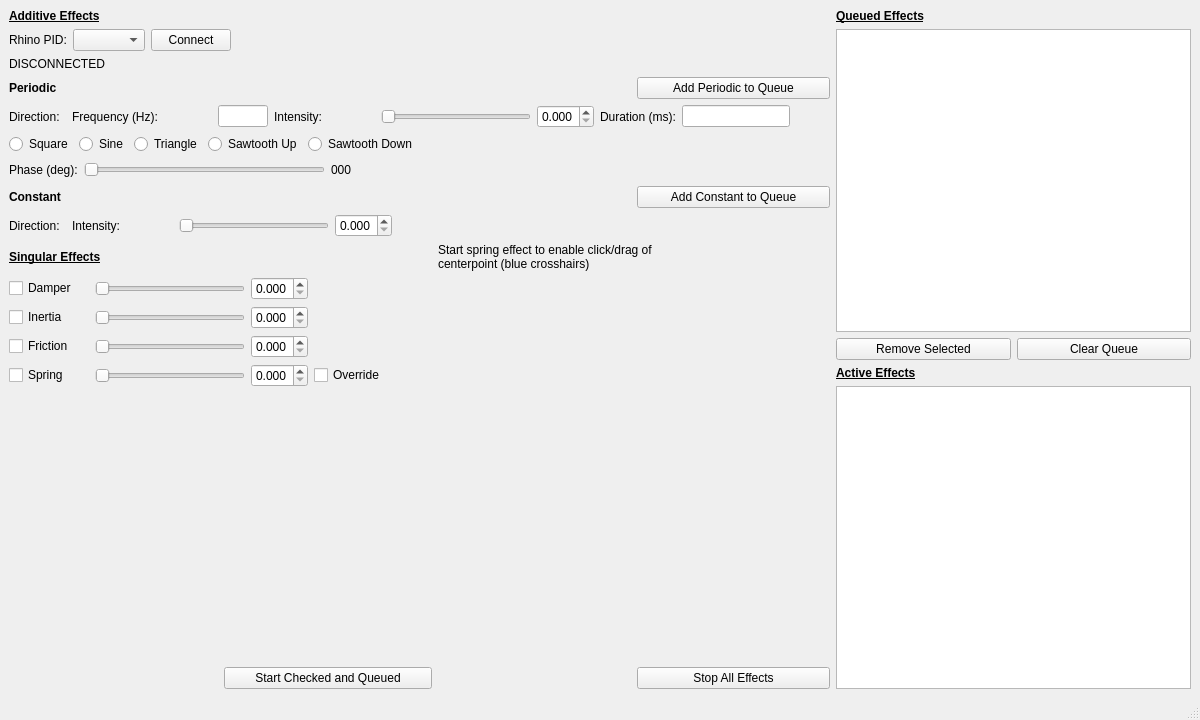
Qt form interface.ui (mjfrisby/RhinoTester) before a commit.
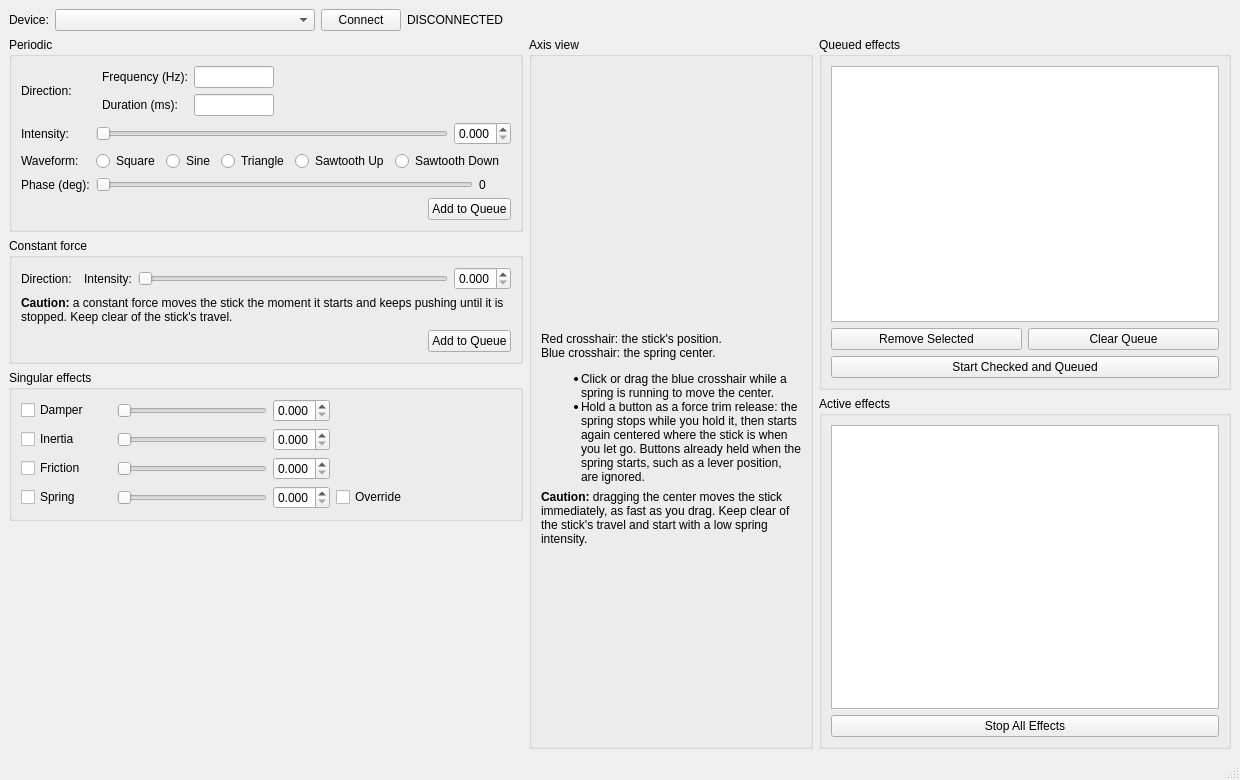
The same form after that commit. Custom widgets are drawn as their Qt base class.

Commit message:
feat: force trim release, grouped layout
Holding a button pressed after the spring starts stops it, leaving the stick free, and letting go starts it again centered where the stick is; buttons already held, such as a grip lever position, are ignored. The window is grouped into boxes with captions and cautions.

```diff
--- a/interface.ui
+++ b/interface.ui
@@ -6,51 +6,34 @@
    <rect>
     <x>0</x>
     <y>0</y>
-    <width>1200</width>
-    <height>720</height>
+    <width>1240</width>
+    <height>780</height>
    </rect>
   </property>
   <property name="windowTitle">
    <string>Rhino Tester</string>
   </property>
   <widget class="QWidget" name="centralwidget">
-   <layout class="QGridLayout" name="gridLayout">
-    <item row="0" column="0">
-     <widget class="QLabel" name="label_11">
-      <property name="font">
-       <font>
-        <bold>true</bold>
-        <underline>true</underline>
-       </font>
-      </property>
-      <property name="toolTip">
-       <string>Additive effects will build on eachother as you start new effects</string>
-      </property>
+   <layout class="QVBoxLayout" name="verticalLayout_Main">
+    <item>
+     <layout class="QHBoxLayout" name="horizontalLayout_Device">
+      <item>
+       <widget class="QLabel" name="label_Device">
       <property name="text">
-       <string>Additive Effects</string>
+         <string>Device:</string>
       </property>
      </widget>
     </item>
-    <item row="1" column="0" colspan="2">
-     <layout class="QVBoxLayout" name="verticalLayout">
       <item>
-       <layout class="QHBoxLayout" name="horizontalLayout_11">
-        <item>
-         <widget class="QLabel" name="label">
+       <widget class="QComboBox" name="cb_PID">
           <property name="minimumSize">
            <size>
-            <width>47</width>
+          <width>260</width>
             <height>0</height>
            </size>
           </property>
-          <property name="text">
-           <string>Rhino PID:</string>
-          </property>
-         </widget>
-        </item>
-        <item>
-         <widget class="QComboBox" name="cb_PID"/>
-        </item>
+       </widget>
+      </item>
         <item>
          <widget class="QPushButton" name="button_Connect">
           <property name="text">
@@ -59,42 +42,42 @@
          </widget>
         </item>
         <item>
-         <spacer name="horizontalSpacer_9">
-          <property name="orientation">
-           <enum>Qt::Horizontal</enum>
-          </property>
-          <property name="sizeHint" stdset="0">
-           <size>
-            <width>40</width>
-            <height>20</height>
-           </size>
-          </property>
-         </spacer>
-        </item>
-       </layout>
-      </item>
-      <item>
        <widget class="QLabel" name="label_Connected">
         <property name="text">
          <string>DISCONNECTED</string>
         </property>
        </widget>
       </item>
+      <item>
+       <spacer name="horizontalSpacer_Device">
+        <property name="orientation">
+         <enum>Qt::Horizontal</enum>
+        </property>
+        <property name="sizeHint" stdset="0">
+         <size>
+          <width>40</width>
+          <height>20</height>
+         </size>
+        </property>
+       </spacer>
+      </item>
      </layout>
     </item>
-    <item row="2" column="0">
-     <widget class="QLabel" name="label_Periodic">
-      <property name="text">
-       <string>&lt;html&gt;&lt;head/&gt;&lt;body&gt;&lt;p&gt;&lt;span style=&quot; font-weight:700;&quot;&gt;Periodic&lt;/span&gt;&lt;/p&gt;&lt;/body&gt;&lt;/html&gt;</string>
-      </property>
-     </widget>
-    </item>
-    <item row="3" column="0" colspan="4">
-     <layout class="QHBoxLayout" name="horizontalLayout_6">
       <item>
-       <layout class="QHBoxLayout" name="horizontalLayout_2">
+     <layout class="QHBoxLayout" name="horizontalLayout_Columns" stretch="5,0,4">
         <item>
-         <widget class="QLabel" name="label_3">
+       <layout class="QVBoxLayout" name="verticalLayout_Build">
+        <item>
+         <widget class="QGroupBox" name="group_Periodic">
+          <property name="title">
+           <string>Periodic</string>
+          </property>
+          <property name="toolTip">
+           <string>Periodic effects are additive: any number can play at once.</string>
+          </property>
+          <layout class="QGridLayout" name="gridLayout_Periodic">
+           <item row="0" column="0">
+            <widget class="QLabel" name="label_PeriodicDirection">
           <property name="text">
            <string>Direction:</string>
           </property>
@@ -103,105 +86,39 @@
         <item>
          <widget class="DirectionDial" name="dialPeriodic"/>
         </item>
-       </layout>
-      </item>
-      <item>
-       <layout class="QHBoxLayout" name="horizontalLayout_4">
-        <item>
-         <widget class="QLabel" name="label_5">
-          <property name="minimumSize">
-           <size>
-            <width>110</width>
-            <height>0</height>
-           </size>
-          </property>
-          <property name="maximumSize">
-           <size>
-            <width>161</width>
-            <height>16777215</height>
-           </size>
-          </property>
+           <item row="0" column="2">
+            <layout class="QGridLayout" name="gridLayout_PeriodicNumbers">
+             <item row="0" column="0">
+              <widget class="QLabel" name="label_PeriodicFrequency">
           <property name="text">
            <string>Frequency (Hz):</string>
           </property>
          </widget>
         </item>
-        <item>
+             <item row="0" column="1">
          <widget class="QLineEdit" name="txt_PeriodicFrequency">
           <property name="minimumSize">
            <size>
-            <width>50</width>
+                 <width>60</width>
             <height>0</height>
            </size>
           </property>
           <property name="maximumSize">
            <size>
-            <width>50</width>
+                 <width>80</width>
             <height>16777215</height>
            </size>
           </property>
          </widget>
         </item>
-       </layout>
-      </item>
-      <item>
-       <layout class="QHBoxLayout" name="horizontalLayout_5">
-        <item>
-         <widget class="QLabel" name="label_6">
-          <property name="minimumSize">
-           <size>
-            <width>101</width>
-            <height>0</height>
-           </size>
-          </property>
-          <property name="text">
-           <string>Intensity:</string>
-          </property>
-         </widget>
-        </item>
-        <item>
-         <widget class="QSlider" name="slider_PeriodicIntensity">
-          <property name="minimumSize">
-           <size>
-            <width>150</width>
-            <height>0</height>
-           </size>
-          </property>
-          <property name="maximum">
-           <number>1000</number>
-          </property>
-          <property name="singleStep">
-           <number>10</number>
-          </property>
-          <property name="pageStep">
-           <number>100</number>
-          </property>
-          <property name="orientation">
-           <enum>Qt::Horizontal</enum>
-          </property>
-         </widget>
-        </item>
-        <item>
-         <widget class="QDoubleSpinBox" name="spin_PeriodicIntensity">
-          <property name="decimals">
-           <number>3</number>
-          </property>
-          <property name="maximum">
-           <double>1.000000000000000</double>
-          </property>
-          <property name="singleStep">
-           <double>0.010000000000000</double>
-          </property>
-         </widget>
-        </item>
-        <item>
-         <widget class="QLabel" name="label_14">
+             <item row="1" column="0">
+              <widget class="QLabel" name="label_PeriodicDuration">
           <property name="text">
            <string>Duration (ms):</string>
           </property>
          </widget>
         </item>
-        <item>
+             <item row="1" column="1">
          <widget class="QLineEdit" name="txt_Duration">
           <property name="minimumSize">
            <size>
@@ -209,16 +126,25 @@
             <height>0</height>
            </size>
           </property>
-         </widget>
-        </item>
-        <item>
-         <spacer name="horizontalSpacer_6">
+               <property name="maximumSize">
+                <size>
+                 <width>80</width>
+                 <height>16777215</height>
+                </size>
+               </property>
+               <property name="toolTip">
+                <string>0 plays until stopped.</string>
+               </property>
+              </widget>
+             </item>
+             <item row="0" column="2" rowspan="2">
+              <spacer name="horizontalSpacer_PeriodicNumbers">
           <property name="orientation">
            <enum>Qt::Horizontal</enum>
           </property>
           <property name="sizeHint" stdset="0">
            <size>
-            <width>40</width>
+                 <width>20</width>
             <height>20</height>
            </size>
           </property>
@@ -226,10 +152,61 @@
         </item>
        </layout>
       </item>
-     </layout>
-    </item>
-    <item row="4" column="0" colspan="3">
-     <layout class="QHBoxLayout" name="horizontalLayout">
+           <item row="1" column="0">
+            <widget class="QLabel" name="label_PeriodicIntensity">
+             <property name="text">
+              <string>Intensity:</string>
+             </property>
+            </widget>
+           </item>
+           <item row="1" column="1" colspan="2">
+            <layout class="QHBoxLayout" name="horizontalLayout_PeriodicIntensity">
+             <item>
+              <widget class="QSlider" name="slider_PeriodicIntensity">
+               <property name="minimumSize">
+                <size>
+                 <width>150</width>
+                 <height>0</height>
+                </size>
+               </property>
+               <property name="maximum">
+                <number>1000</number>
+               </property>
+               <property name="singleStep">
+                <number>10</number>
+               </property>
+               <property name="pageStep">
+                <number>100</number>
+               </property>
+               <property name="orientation">
+                <enum>Qt::Horizontal</enum>
+               </property>
+              </widget>
+             </item>
+             <item>
+              <widget class="QDoubleSpinBox" name="spin_PeriodicIntensity">
+               <property name="decimals">
+                <number>3</number>
+               </property>
+               <property name="maximum">
+                <double>1.000000000000000</double>
+               </property>
+               <property name="singleStep">
+                <double>0.010000000000000</double>
+               </property>
+              </widget>
+             </item>
+            </layout>
+           </item>
+           <item row="2" column="0">
+            <widget class="QLabel" name="label_PeriodicWaveform">
+             <property name="text">
+              <string>Waveform:</string>
+             </property>
+            </widget>
+           </item>
+           <item row="2" column="1" colspan="2">
+            <layout class="QHBoxLayout" name="horizontalLayout_Waveform">
       <item>
        <widget class="QRadioButton" name="rb_Square">
         <property name="text">
@@ -281,13 +258,13 @@
        </widget>
       </item>
       <item>
-       <spacer name="horizontalSpacer_8">
+              <spacer name="horizontalSpacer_Waveform">
         <property name="orientation">
          <enum>Qt::Horizontal</enum>
         </property>
         <property name="sizeHint" stdset="0">
          <size>
-          <width>40</width>
+                 <width>10</width>
           <height>20</height>
          </size>
         </property>
@@ -295,35 +272,23 @@
       </item>
      </layout>
     </item>
-    <item row="5" column="0" colspan="3">
-     <layout class="QHBoxLayout" name="horizontalLayout_12">
-      <item>
-       <widget class="QLabel" name="label_2">
-        <property name="maximumSize">
-         <size>
-          <width>100</width>
-          <height>16777215</height>
-         </size>
-        </property>
+           <item row="3" column="0">
+            <widget class="QLabel" name="label_PeriodicPhase">
         <property name="text">
          <string>Phase (deg):</string>
         </property>
        </widget>
       </item>
+           <item row="3" column="1" colspan="2">
+            <layout class="QHBoxLayout" name="horizontalLayout_Phase">
       <item>
        <widget class="QSlider" name="slider_PeriodicPhase">
         <property name="minimumSize">
          <size>
-          <width>241</width>
+                 <width>150</width>
           <height>0</height>
          </size>
         </property>
-        <property name="maximumSize">
-         <size>
-          <width>241</width>
-          <height>16777215</height>
-         </size>
-        </property>
         <property name="maximum">
          <number>359</number>
         </property>
@@ -334,45 +299,64 @@
       </item>
       <item>
        <widget class="QLabel" name="lab_PeriodicPhase">
-        <property name="maximumSize">
+               <property name="minimumSize">
          <size>
-          <width>31</width>
-          <height>16777215</height>
+                 <width>32</width>
+                 <height>0</height>
          </size>
         </property>
         <property name="text">
-         <string>000</string>
+                <string>0</string>
         </property>
        </widget>
       </item>
+            </layout>
+           </item>
+           <item row="4" column="0" colspan="2">
+            <widget class="QLabel" name="label_Periodic">
+             <property name="text">
+              <string/>
+             </property>
+            </widget>
+           </item>
+           <item row="4" column="2">
+            <layout class="QHBoxLayout" name="horizontalLayout_PeriodicAdd">
       <item>
-       <spacer name="horizontalSpacer_7">
+              <spacer name="horizontalSpacer_PeriodicAdd">
         <property name="orientation">
          <enum>Qt::Horizontal</enum>
         </property>
         <property name="sizeHint" stdset="0">
          <size>
-          <width>40</width>
+                 <width>10</width>
           <height>20</height>
          </size>
         </property>
        </spacer>
       </item>
-     </layout>
-    </item>
-    <item row="6" column="0">
-     <widget class="QLabel" name="label_Constant">
+             <item>
+              <widget class="QPushButton" name="button_QueuePeriodic">
       <property name="text">
-       <string>&lt;html&gt;&lt;head/&gt;&lt;body&gt;&lt;p&gt;&lt;span style=&quot; font-weight:700;&quot;&gt;Constant&lt;/span&gt;&lt;/p&gt;&lt;/body&gt;&lt;/html&gt;</string>
+                <string>Add to Queue</string>
       </property>
      </widget>
     </item>
-    <item row="7" column="0" colspan="2">
-     <layout class="QHBoxLayout" name="horizontalLayout_8">
+            </layout>
+           </item>
+          </layout>
+         </widget>
+        </item>
       <item>
-       <layout class="QHBoxLayout" name="horizontalLayout_3">
-        <item>
-         <widget class="QLabel" name="label_4">
+         <widget class="QGroupBox" name="group_Constant">
+          <property name="title">
+           <string>Constant force</string>
+          </property>
+          <property name="toolTip">
+           <string>Constant forces are additive: any number can play at once.</string>
+          </property>
+          <layout class="QGridLayout" name="gridLayout_Constant">
+           <item row="0" column="0">
+            <widget class="QLabel" name="label_ConstantDirection">
           <property name="text">
            <string>Direction:</string>
           </property>
@@ -381,18 +365,10 @@
         <item>
          <widget class="DirectionDial" name="dialConstant"/>
         </item>
-       </layout>
-      </item>
+           <item row="0" column="2">
+            <layout class="QHBoxLayout" name="horizontalLayout_ConstantIntensity">
       <item>
-       <layout class="QHBoxLayout" name="horizontalLayout_7">
-        <item>
-         <widget class="QLabel" name="label_7">
-          <property name="minimumSize">
-           <size>
-            <width>101</width>
-            <height>0</height>
-           </size>
-          </property>
+              <widget class="QLabel" name="label_ConstantIntensity">
           <property name="text">
            <string>Intensity:</string>
           </property>
@@ -433,55 +409,66 @@
           </property>
          </widget>
         </item>
+            </layout>
+           </item>
+           <item row="1" column="0" colspan="3">
+            <widget class="QLabel" name="label_ConstantCaution">
+             <property name="text">
+              <string>&lt;b&gt;Caution:&lt;/b&gt; a constant force moves the stick the moment it starts and keeps pushing until it is stopped. Keep clear of the stick's travel.</string>
+             </property>
+             <property name="wordWrap">
+              <bool>true</bool>
+             </property>
+            </widget>
+           </item>
+           <item row="2" column="0" colspan="2">
+            <widget class="QLabel" name="label_Constant">
+             <property name="text">
+              <string/>
+             </property>
+            </widget>
+           </item>
+           <item row="2" column="2">
+            <layout class="QHBoxLayout" name="horizontalLayout_ConstantAdd">
         <item>
-         <spacer name="horizontalSpacer_5">
+              <spacer name="horizontalSpacer_ConstantAdd">
           <property name="orientation">
            <enum>Qt::Horizontal</enum>
           </property>
           <property name="sizeHint" stdset="0">
            <size>
-            <width>40</width>
+                 <width>10</width>
             <height>20</height>
            </size>
           </property>
          </spacer>
         </item>
+             <item>
+              <widget class="QPushButton" name="button_QueueConstant">
+               <property name="text">
+                <string>Add to Queue</string>
+               </property>
+              </widget>
+             </item>
        </layout>
       </item>
      </layout>
-    </item>
-    <item row="8" column="0">
-     <widget class="QLabel" name="label_12">
-      <property name="font">
-       <font>
-        <bold>true</bold>
-        <underline>true</underline>
-       </font>
+         </widget>
+        </item>
+        <item>
+         <widget class="QGroupBox" name="group_Singular">
+          <property name="title">
+           <string>Singular effects</string>
       </property>
       <property name="toolTip">
-       <string>Singular effects will overwirte any previous effect setting with the new value</string>
-      </property>
-      <property name="text">
-       <string>Singular Effects</string>
-      </property>
-     </widget>
-    </item>
-    <item row="8" column="2" colspan="2">
-     <widget class="QLabel" name="label_15">
-      <property name="text">
-       <string>&lt;html&gt;&lt;head/&gt;&lt;body&gt;&lt;p&gt;Start spring effect to enable click/drag of&lt;br/&gt;centerpoint (blue crosshairs)&lt;/p&gt;&lt;/body&gt;&lt;/html&gt;</string>
-      </property>
-     </widget>
-    </item>
-    <item row="9" column="0" colspan="2">
-     <layout class="QVBoxLayout" name="verticalLayout_Singular">
-      <item>
-       <layout class="QHBoxLayout" name="horizontalLayout_Damper">
-         <item>
+           <string>Only one of each exists at a time. Ticked effects start with Start; starting again updates the existing effect.</string>
+          </property>
+          <layout class="QGridLayout" name="gridLayout_Singular">
+           <item row="0" column="0">
           <widget class="QCheckBox" name="cb_Damper">
            <property name="minimumSize">
             <size>
-             <width>80</width>
+               <width>90</width>
              <height>0</height>
             </size>
            </property>
@@ -490,7 +477,7 @@
            </property>
           </widget>
          </item>
-         <item>
+           <item row="0" column="1">
           <widget class="QSlider" name="slider_DamperIntensity">
            <property name="minimumSize">
             <size>
@@ -512,7 +499,7 @@
            </property>
           </widget>
          </item>
-         <item>
+           <item row="0" column="2">
           <widget class="QDoubleSpinBox" name="spin_DamperIntensity">
            <property name="decimals">
             <number>3</number>
@@ -525,37 +512,14 @@
            </property>
           </widget>
          </item>
-         <item>
-          <spacer name="horizontalSpacer_Damper">
-           <property name="orientation">
-            <enum>Qt::Horizontal</enum>
-           </property>
-           <property name="sizeHint" stdset="0">
-            <size>
-             <width>40</width>
-             <height>20</height>
-            </size>
-           </property>
-          </spacer>
-         </item>
-       </layout>
-      </item>
-      <item>
-       <layout class="QHBoxLayout" name="horizontalLayout_Inertia">
-         <item>
+           <item row="1" column="0">
           <widget class="QCheckBox" name="cb_Inertia">
-           <property name="minimumSize">
-            <size>
-             <width>80</width>
-             <height>0</height>
-            </size>
-           </property>
            <property name="text">
             <string>Inertia</string>
            </property>
           </widget>
          </item>
-         <item>
+           <item row="1" column="1">
           <widget class="QSlider" name="slider_InertiaIntensity">
            <property name="minimumSize">
             <size>
@@ -577,7 +541,7 @@
            </property>
           </widget>
          </item>
-         <item>
+           <item row="1" column="2">
           <widget class="QDoubleSpinBox" name="spin_InertiaIntensity">
            <property name="decimals">
             <number>3</number>
@@ -590,37 +554,14 @@
            </property>
           </widget>
          </item>
-         <item>
-          <spacer name="horizontalSpacer_Inertia">
-           <property name="orientation">
-            <enum>Qt::Horizontal</enum>
-           </property>
-           <property name="sizeHint" stdset="0">
-            <size>
-             <width>40</width>
-             <height>20</height>
-            </size>
-           </property>
-          </spacer>
-         </item>
-       </layout>
-      </item>
-      <item>
-       <layout class="QHBoxLayout" name="horizontalLayout_Friction">
-         <item>
+           <item row="2" column="0">
           <widget class="QCheckBox" name="cb_Friction">
-           <property name="minimumSize">
-            <size>
-             <width>80</width>
-             <height>0</height>
-            </size>
-           </property>
            <property name="text">
             <string>Friction</string>
            </property>
           </widget>
          </item>
-         <item>
+           <item row="2" column="1">
           <widget class="QSlider" name="slider_FrictionIntensity">
            <property name="minimumSize">
             <size>
@@ -642,7 +583,7 @@
            </property>
           </widget>
          </item>
-         <item>
+           <item row="2" column="2">
           <widget class="QDoubleSpinBox" name="spin_FrictionIntensity">
            <property name="decimals">
             <number>3</number>
@@ -655,37 +596,14 @@
            </property>
           </widget>
          </item>
-         <item>
-          <spacer name="horizontalSpacer_Friction">
-           <property name="orientation">
-            <enum>Qt::Horizontal</enum>
-           </property>
-           <property name="sizeHint" stdset="0">
-            <size>
-             <width>40</width>
-             <height>20</height>
-            </size>
-           </property>
-          </spacer>
-         </item>
-       </layout>
-      </item>
-      <item>
-       <layout class="QHBoxLayout" name="horizontalLayout_Spring">
-         <item>
+           <item row="3" column="0">
           <widget class="QCheckBox" name="cb_Spring">
-           <property name="minimumSize">
-            <size>
-             <width>80</width>
-             <height>0</height>
-            </size>
-           </property>
            <property name="text">
             <string>Spring</string>
            </property>
           </widget>
          </item>
-         <item>
+           <item row="3" column="1">
           <widget class="QSlider" name="slider_SpringIntensity">
            <property name="minimumSize">
             <size>
@@ -707,7 +625,7 @@
            </property>
           </widget>
          </item>
-         <item>
+           <item row="3" column="2">
           <widget class="QDoubleSpinBox" name="spin_SpringIntensity">
            <property name="decimals">
             <number>3</number>
@@ -720,30 +638,34 @@
            </property>
           </widget>
          </item>
-         <item>
+           <item row="3" column="3">
           <widget class="QCheckBox" name="cb_SpringOverride">
            <property name="text">
             <string>Override</string>
            </property>
-          </widget>
-         </item>
-         <item>
-          <spacer name="horizontalSpacer_Spring">
+             <property name="toolTip">
+              <string>VPforce devices only: a spring that external DirectInput commands cannot override.</string>
+             </property>
+            </widget>
+           </item>
+           <item row="0" column="4" rowspan="4">
+            <spacer name="horizontalSpacer_Singular">
            <property name="orientation">
             <enum>Qt::Horizontal</enum>
            </property>
            <property name="sizeHint" stdset="0">
             <size>
-             <width>40</width>
+               <width>10</width>
              <height>20</height>
             </size>
            </property>
           </spacer>
          </item>
        </layout>
+         </widget>
       </item>
       <item>
-       <spacer name="verticalSpacer_Singular">
+         <spacer name="verticalSpacer_Build">
         <property name="orientation">
          <enum>Qt::Vertical</enum>
         </property>
@@ -757,7 +679,13 @@
       </item>
      </layout>
     </item>
-    <item row="9" column="2" colspan="2">
+      <item>
+       <widget class="QGroupBox" name="group_Axis">
+        <property name="title">
+         <string>Axis view</string>
+        </property>
+        <layout class="QVBoxLayout" name="verticalLayout_Axis">
+         <item>
      <widget class="QFrame" name="crosshair_frame">
       <property name="sizePolicy">
        <sizepolicy hsizetype="Fixed" vsizetype="Fixed">
@@ -767,55 +695,74 @@
       </property>
       <property name="minimumSize">
        <size>
-        <width>250</width>
-        <height>250</height>
+             <width>260</width>
+             <height>260</height>
        </size>
       </property>
       <property name="maximumSize">
        <size>
-        <width>250</width>
-        <height>250</height>
+             <width>260</width>
+             <height>260</height>
        </size>
       </property>
      </widget>
     </item>
-    <item row="10" column="1">
-     <widget class="QPushButton" name="button_Start">
-      <property name="text">
-       <string>Start Checked and Queued</string>
-      </property>
-     </widget>
-    </item>
-    <item row="10" column="3">
-     <widget class="QPushButton" name="button_Stop">
+         <item>
+          <widget class="QLabel" name="label_15">
+           <property name="maximumSize">
+            <size>
+             <width>260</width>
+             <height>16777215</height>
+            </size>
+           </property>
       <property name="text">
-       <string>Stop All Effects</string>
-      </property>
-     </widget>
-    </item>
-    <item row="2" column="3">
-     <widget class="QPushButton" name="button_QueuePeriodic">
+            <string>&lt;html&gt;&lt;head/&gt;&lt;body&gt;&lt;p&gt;Red crosshair: the stick's position.&lt;br/&gt;Blue crosshair: the spring center.&lt;/p&gt;&lt;ul style=&quot;margin-top:0px; margin-bottom:0px; -qt-list-indent:1;&quot;&gt;&lt;li&gt;Click or drag the blue crosshair while a spring is running to move the center.&lt;/li&gt;&lt;li&gt;Hold a button as a force trim release: the spring stops while you hold it, then starts again centered where the stick is when you let go. Buttons already held when the spring starts, such as a lever position, are ignored.&lt;/li&gt;&lt;/ul&gt;&lt;/body&gt;&lt;/html&gt;</string>
+           </property>
+           <property name="wordWrap">
+            <bool>true</bool>
+           </property>
+          </widget>
+         </item>
+         <item>
+          <widget class="QLabel" name="label_SpringCaution">
+           <property name="maximumSize">
+            <size>
+             <width>260</width>
+             <height>16777215</height>
+            </size>
+           </property>
       <property name="text">
-       <string>Add Periodic to Queue</string>
-      </property>
-     </widget>
-    </item>
-    <item row="6" column="3">
-     <widget class="QPushButton" name="button_QueueConstant">
-      <property name="text">
-       <string>Add Constant to Queue</string>
-      </property>
-     </widget>
-    </item>
-    <item row="0" column="4" rowspan="11">
+            <string>&lt;b&gt;Caution:&lt;/b&gt; dragging the center moves the stick immediately, as fast as you drag. Keep clear of the stick's travel and start with a low spring intensity.</string>
+           </property>
+           <property name="wordWrap">
+            <bool>true</bool>
+           </property>
+          </widget>
+         </item>
+         <item>
+          <spacer name="verticalSpacer_Axis">
+           <property name="orientation">
+            <enum>Qt::Vertical</enum>
+           </property>
+           <property name="sizeHint" stdset="0">
+            <size>
+             <width>20</width>
+             <height>0</height>
+            </size>
+           </property>
+          </spacer>
+         </item>
+        </layout>
+       </widget>
+      </item>
+      <item>
      <layout class="QVBoxLayout" name="verticalLayout_Side">
       <item>
-       <widget class="QLabel" name="label_Queue">
-        <property name="text">
-         <string>&lt;html&gt;&lt;head/&gt;&lt;body&gt;&lt;p&gt;&lt;span style=&quot; font-weight:700; text-decoration: underline;&quot;&gt;Queued Effects&lt;/span&gt;&lt;/p&gt;&lt;/body&gt;&lt;/html&gt;</string>
-        </property>
-       </widget>
-      </item>
+         <widget class="QGroupBox" name="group_Queue">
+          <property name="title">
+           <string>Queued effects</string>
+          </property>
+          <layout class="QVBoxLayout" name="verticalLayout_Queue">
       <item>
        <widget class="QListWidget" name="list_Queue">
         <property name="minimumSize">
@@ -848,12 +795,24 @@
        </layout>
       </item>
       <item>
-       <widget class="QLabel" name="label_Active">
+            <widget class="QPushButton" name="button_Start">
         <property name="text">
-         <string>&lt;html&gt;&lt;head/&gt;&lt;body&gt;&lt;p&gt;&lt;span style=&quot; font-weight:700; text-decoration: underline;&quot;&gt;Active Effects&lt;/span&gt;&lt;/p&gt;&lt;/body&gt;&lt;/html&gt;</string>
-        </property>
-       </widget>
-      </item>
+              <string>Start Checked and Queued</string>
+             </property>
+             <property name="toolTip">
+              <string>Starts every queued effect not already playing, plus the ticked singular effects.</string>
+             </property>
+            </widget>
+           </item>
+          </layout>
+         </widget>
+        </item>
+        <item>
+         <widget class="QGroupBox" name="group_Active">
+          <property name="title">
+           <string>Active effects</string>
+          </property>
+          <layout class="QVBoxLayout" name="verticalLayout_Active">
       <item>
        <widget class="QListWidget" name="list_Active">
         <property name="minimumSize">
@@ -864,6 +823,18 @@
         </property>
        </widget>
       </item>
+           <item>
+            <widget class="QPushButton" name="button_Stop">
+             <property name="text">
+              <string>Stop All Effects</string>
+             </property>
+            </widget>
+           </item>
+          </layout>
+         </widget>
+        </item>
+       </layout>
+      </item>
      </layout>
     </item>
    </layout>
```
Left out of the diff: 6 changed lines with no effect on the pictures. Lines whose indentation alone changed are shown as unchanged. The commit also changes 4 other files.
